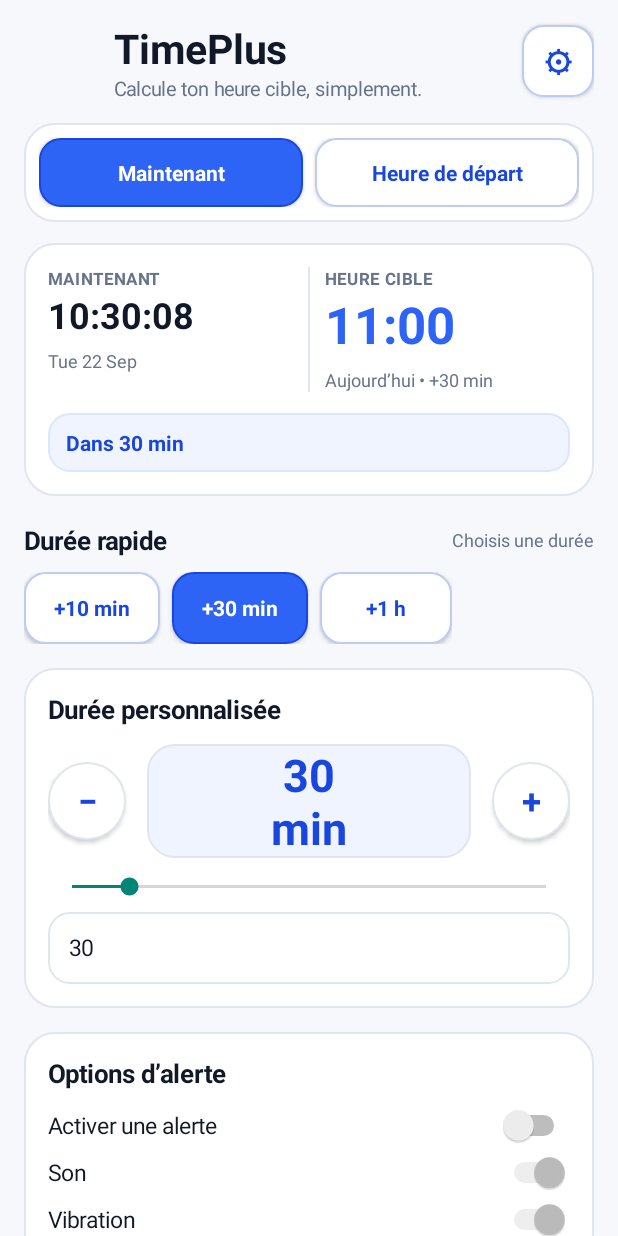
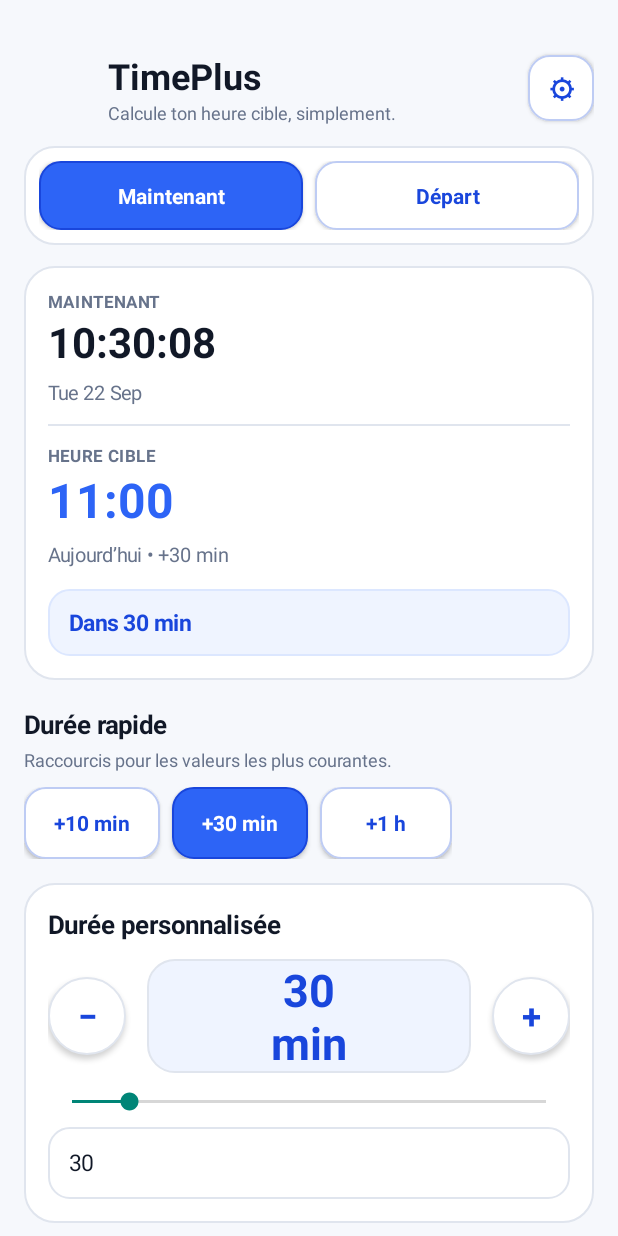
Before and after one commit to Terminator364/PROJECT-DRAFTS, an Android app: the screen it shows after launch (MainActivity), on a phone screen of 412 x 824 dp. Run offline under Robolectric (Android 15) with nearby library versions, the light colour scheme and no system bars.

Commit message:
fix(timeplus): v1.2.1 safe-area layout + hardened visual gate

```diff
--- a/TIMEPLUS/app/build.gradle
+++ b/TIMEPLUS/app/build.gradle
@@ -10,8 +10,8 @@ android {
         applicationId 'com.terminator364.timeplus'
         minSdk 23
         targetSdk 35
-        versionCode 3
-        versionName '1.2.0'
+        versionCode 4
+        versionName '1.2.1'
     }
 
     buildTypes {
--- a/TIMEPLUS/app/src/main/java/com/terminator364/timeplus/SettingsActivity.java
+++ b/TIMEPLUS/app/src/main/java/com/terminator364/timeplus/SettingsActivity.java
@@ -41,7 +41,7 @@ public class SettingsActivity extends Activity {
         ScrollView scroll = new ScrollView(this);
         scroll.setBackgroundColor(BG);
         LinearLayout root = column();
-        root.setPadding(dp(16), dp(16), dp(16), dp(24));
+        root.setPadding(dp(16), statusBarInset() + dp(10), dp(16), navBarInset() + dp(24));
         scroll.addView(root, new ScrollView.LayoutParams(-1, -2));
 
         LinearLayout header = new LinearLayout(this);
@@ -49,7 +49,7 @@ public class SettingsActivity extends Activity {
         Button back = button("←", false);
         back.setOnClickListener(v -> finish());
         header.addView(back, new LinearLayout.LayoutParams(dp(48), dp(48)));
-        TextView title = text("Paramètres", 25, TEXT, true);
+        TextView title = text("Paramètres", 24, TEXT, true);
         LinearLayout.LayoutParams titleLp = new LinearLayout.LayoutParams(0, -2, 1f);
         titleLp.setMargins(dp(10), 0, 0, 0);
         header.addView(title, titleLp);
@@ -67,9 +67,9 @@ public class SettingsActivity extends Activity {
         alert.setOnCheckedChangeListener((v, checked) -> updateEnabled());
 
         LinearLayout appCard = card("Application", "Informations de cette version.");
-        appCard.addView(info("Version", "1.2.0"), marginTop(12));
-        appCard.addView(info("Mise à jour", "Installation par-dessus C3"), marginTop(8));
-        appCard.addView(info("Mode hors ligne", "Oui"), marginTop(8));
+        appCard.addView(infoBlock("Version", "1.2.1"), marginTop(12));
+        appCard.addView(infoBlock("Mise à jour", "Installation par-dessus C3"), marginTop(10));
+        appCard.addView(infoBlock("Mode hors ligne", "Oui"), marginTop(10));
         root.addView(appCard, marginTop(16));
 
         Button save = button("Enregistrer", true);
@@ -106,12 +106,11 @@ public class SettingsActivity extends Activity {
         return c;
     }
 
-    private View info(String left, String right) {
-        LinearLayout row = new LinearLayout(this);
-        row.setGravity(Gravity.CENTER_VERTICAL);
-        row.addView(text(left, 15, TEXT, true), new LinearLayout.LayoutParams(0, -2, 1f));
-        row.addView(text(right, 13, MUTED, false));
-        return row;
+    private View infoBlock(String left, String right) {
+        LinearLayout block = column();
+        block.addView(text(left, 14, MUTED, true));
+        block.addView(text(right, 17, TEXT, true), marginTop(4));
+        return block;
     }
 
     private Switch switchRow(String label, boolean checked) {
@@ -163,5 +162,15 @@ public class SettingsActivity extends Activity {
         return p;
     }
 
+    private int statusBarInset() {
+        int id = getResources().getIdentifier("status_bar_height", "dimen", "android");
+        return id > 0 ? getResources().getDimensionPixelSize(id) : dp(24);
+    }
+
+    private int navBarInset() {
+        int id = getResources().getIdentifier("navigation_bar_height", "dimen", "android");
+        return id > 0 ? getResources().getDimensionPixelSize(id) : dp(10);
+    }
+
     private int dp(int v) { return Math.round(v * getResources().getDisplayMetrics().density); }
 }
--- a/TIMEPLUS/app/src/main/java/com/terminator364/timeplus/TimePlusActivity.java
+++ b/TIMEPLUS/app/src/main/java/com/terminator364/timeplus/TimePlusActivity.java
@@ -122,7 +122,7 @@ public class TimePlusActivity extends Activity {
         scroll.setBackgroundColor(BG);
 
         LinearLayout root = column();
-        root.setPadding(dp(16), dp(14), dp(16), dp(28));
+        root.setPadding(dp(16), statusBarInset() + dp(10), dp(16), navBarInset() + dp(28));
         scroll.addView(root, new ScrollView.LayoutParams(-1, -2));
 
         root.addView(header());
@@ -147,20 +147,19 @@ public class TimePlusActivity extends Activity {
         ImageView logo = new ImageView(this);
         logo.setImageResource(getApplicationInfo().icon);
         logo.setScaleType(ImageView.ScaleType.CENTER_CROP);
-        row.addView(logo, new LinearLayout.LayoutParams(dp(48), dp(48)));
+        row.addView(logo, new LinearLayout.LayoutParams(dp(44), dp(44)));
 
         LinearLayout titles = column();
         LinearLayout.LayoutParams titlesLp = new LinearLayout.LayoutParams(0, -2, 1f);
-        titlesLp.setMargins(dp(12), 0, dp(8), 0);
+        titlesLp.setMargins(dp(12), 0, dp(10), 0);
         row.addView(titles, titlesLp);
-        titles.addView(text("TimePlus", 27, TEXT, true));
-        titles.addView(text("Calcule ton heure cible, simplement.", 13, MUTED, false));
+        titles.addView(text("TimePlus", 24, TEXT, true));
+        titles.addView(text("Calcule ton heure cible, simplement.", 12, MUTED, false));
 
-        Button settings = button("⚙", false);
-        settings.setTextSize(20);
+        Button settings = iconButton("⚙");
         settings.setContentDescription("Paramètres");
         settings.setOnClickListener(v -> startActivity(new Intent(this, SettingsActivity.class)));
-        row.addView(settings, new LinearLayout.LayoutParams(dp(48), dp(48)));
+        row.addView(settings, new LinearLayout.LayoutParams(dp(44), dp(44)));
         return row;
     }
 
@@ -171,7 +170,7 @@ public class TimePlusActivity extends Activity {
         LinearLayout tabs = new LinearLayout(this);
         tabs.setOrientation(LinearLayout.HORIZONTAL);
         nowMode = button("Maintenant", true);
-        manualMode = button("Heure de départ", false);
+        manualMode = button("Départ", false);
         tabs.addView(nowMode, new LinearLayout.LayoutParams(0, dp(46), 1f));
         tabs.addView(space(dp(8), 1));
         tabs.addView(manualMode, new LinearLayout.LayoutParams(0, dp(46), 1f));
@@ -216,49 +215,36 @@ public class TimePlusActivity extends Activity {
         LinearLayout card = card();
         card.setPadding(dp(16), dp(16), dp(16), dp(16));
 
-        LinearLayout row = new LinearLayout(this);
-        row.setOrientation(LinearLayout.HORIZONTAL);
-
-        LinearLayout left = column();
-        baseLabel = label("MAINTENANT");
-        baseTime = text("--:--:--", 24, TEXT, true);
-        baseMeta = text("", 12, MUTED, false);
-        baseMeta.setPadding(0, dp(6), 0, 0);
-        left.addView(baseLabel);
-        left.addView(baseTime);
-        left.addView(baseMeta);
-        row.addView(left, new LinearLayout.LayoutParams(0, -2, 1f));
+        LinearLayout startBlock = infoBlock("MAINTENANT", "--:--:--", "");
+        baseLabel = (TextView) startBlock.getChildAt(0);
+        baseTime = (TextView) startBlock.getChildAt(1);
+        baseMeta = (TextView) startBlock.getChildAt(2);
+        card.addView(startBlock, matchWrap());
 
         View divider = new View(this);
         divider.setBackgroundColor(BORDER);
-        LinearLayout.LayoutParams dividerLp = new LinearLayout.LayoutParams(dp(1), -1);
-        dividerLp.setMargins(dp(10), 0, dp(10), 0);
-        row.addView(divider, dividerLp);
+        LinearLayout.LayoutParams dividerLp = new LinearLayout.LayoutParams(-1, dp(1));
+        dividerLp.setMargins(0, dp(12), 0, dp(12));
+        card.addView(divider, dividerLp);
 
-        LinearLayout right = column();
-        right.addView(label("HEURE CIBLE"));
-        targetTime = text("--:--", 34, BLUE, true);
-        targetMeta = text("", 12, MUTED, false);
-        targetMeta.setPadding(0, dp(6), 0, 0);
-        right.addView(targetTime);
-        right.addView(targetMeta);
-        row.addView(right, new LinearLayout.LayoutParams(0, -2, 1f));
-        card.addView(row, matchWrap());
+        LinearLayout targetBlock = infoBlock("HEURE CIBLE", "--:--", "");
+        targetTime = (TextView) targetBlock.getChildAt(1);
+        targetTime.setTextColor(BLUE);
+        targetTime.setTextSize(32);
+        targetMeta = (TextView) targetBlock.getChildAt(2);
+        card.addView(targetBlock, matchWrap());
 
-        summaryHint = text("", 14, BLUE_DARK, true);
+        summaryHint = text("", 15, BLUE_DARK, true);
         summaryHint.setBackground(roundRect(SOFT_BLUE, 14, Color.rgb(220, 231, 255)));
-        summaryHint.setPadding(dp(12), dp(10), dp(12), dp(10));
+        summaryHint.setPadding(dp(14), dp(12), dp(14), dp(12));
         card.addView(summaryHint, marginTop(14));
         return card;
     }
 
     private View quickSection() {
         LinearLayout section = column();
-        LinearLayout titleRow = new LinearLayout(this);
-        titleRow.setGravity(Gravity.CENTER_VERTICAL);
-        titleRow.addView(text("Durée rapide", 17, TEXT, true), new LinearLayout.LayoutParams(0, -2, 1f));
-        titleRow.addView(text("Choisis une durée", 12, MUTED, false));
-        section.addView(titleRow);
+        section.addView(text("Durée rapide", 17, TEXT, true));
+        section.addView(text("Raccourcis pour les valeurs les plus courantes.", 12, MUTED, false), marginTop(4));
 
         HorizontalScrollView scroller = new HorizontalScrollView(this);
         scroller.setHorizontalScrollBarEnabled(false);
@@ -344,13 +330,16 @@ public class TimePlusActivity extends Activity {
 
     private View actionRow() {
         LinearLayout block = column();
-        LinearLayout row = new LinearLayout(this);
+
         Button calculate = button("Calculer", true);
+        LinearLayout.LayoutParams calcLp = matchWrap();
+        calcLp.height = dp(54);
+        block.addView(calculate, calcLp);
+
         Button schedule = button("Programmer l’alerte", false);
-        row.addView(calculate, new LinearLayout.LayoutParams(0, dp(54), 1f));
-        row.addView(space(dp(10), 1));
-        row.addView(schedule, new LinearLayout.LayoutParams(0, dp(54), 1f));
-        block.addView(row, matchWrap());
+        LinearLayout.LayoutParams schedLp = marginTop(10);
+        schedLp.height = dp(54);
+        block.addView(schedule, schedLp);
 
         cancelAlarm = new Button(this);
         cancelAlarm.setText("Annuler l’alerte programmée");
@@ -358,7 +347,7 @@ public class TimePlusActivity extends Activity {
         cancelAlarm.setTextColor(MUTED);
         cancelAlarm.setBackgroundColor(Color.TRANSPARENT);
         cancelAlarm.setVisibility(View.GONE);
-        block.addView(cancelAlarm, matchWrap());
+        block.addView(cancelAlarm, marginTop(4));
 
         calculate.setOnClickListener(v -> {
             if (!readDurationInput()) return;
@@ -585,6 +574,39 @@ public class TimePlusActivity extends Activity {
         focused.clearFocus();
     }
 
+    private int statusBarInset() {
+        int id = getResources().getIdentifier("status_bar_height", "dimen", "android");
+        return id > 0 ? getResources().getDimensionPixelSize(id) : dp(24);
+    }
+
+    private int navBarInset() {
+        int id = getResources().getIdentifier("navigation_bar_height", "dimen", "android");
+        return id > 0 ? getResources().getDimensionPixelSize(id) : dp(10);
+    }
+
+    private LinearLayout infoBlock(String title, String value, String meta) {
+        LinearLayout block = column();
+        TextView t1 = label(title);
+        TextView t2 = text(value, 28, TEXT, true);
+        TextView t3 = text(meta, 13, MUTED, false);
+        t3.setPadding(0, dp(6), 0, 0);
+        block.addView(t1);
+        block.addView(t2);
+        block.addView(t3);
+        return block;
+    }
+
+    private Button iconButton(String value) {
+        Button b = new Button(this);
+        b.setText(value);
+        b.setAllCaps(false);
+        b.setTextSize(18);
+        b.setTypeface(Typeface.DEFAULT, Typeface.BOLD);
+        b.setTextColor(BLUE_DARK);
+        b.setBackground(roundRect(Color.WHITE, 14, Color.rgb(190, 204, 244)));
+        return b;
+    }
+
     private LinearLayout column() {
         LinearLayout v = new LinearLayout(this);
         v.setOrientation(LinearLayout.VERTICAL);
```
Also changed, not shown: 4 other files.
